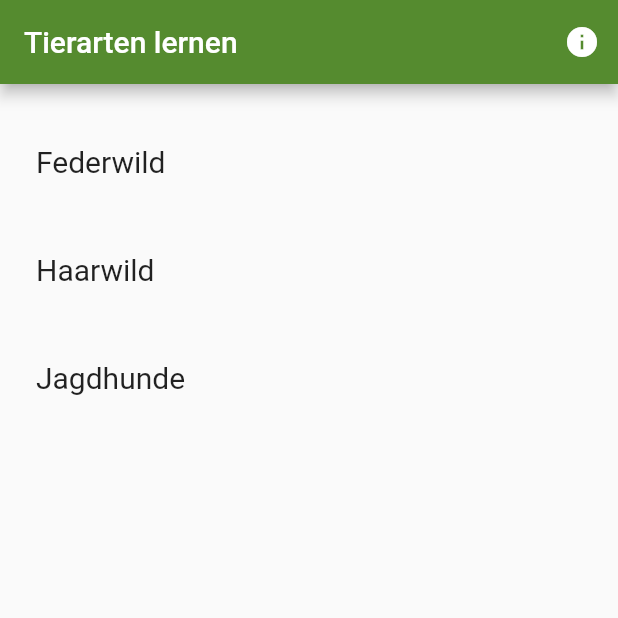
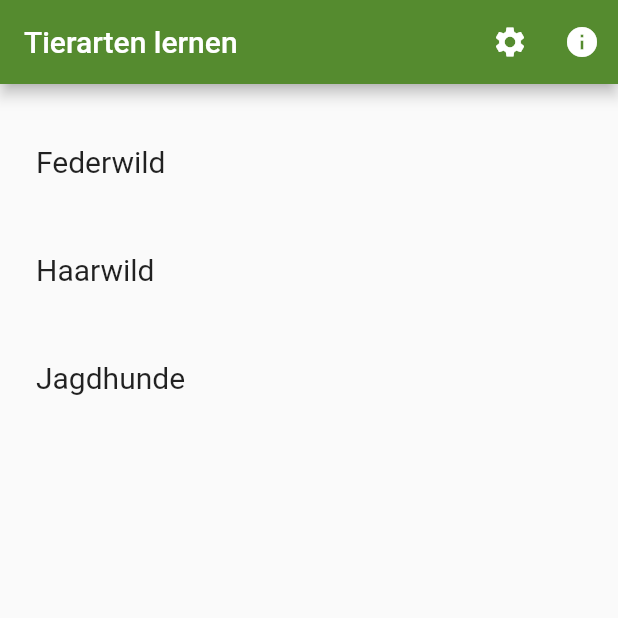
Before and after one commit to Diomedan/jagdschule, a Flutter app: the screen it shows after launch, on a phone screen of 412 x 824 dp, the top half of it. Run offline on Flutter 3.47's test engine with Material 2 defaults, Android fonts, the phone set to English and light mode, and no system bars; our stand-ins replace csv; Roboto replaces fonts that are missing (Georgia).

Commit message:
added settings screen and model

```diff
--- a/lib/main.dart
+++ b/lib/main.dart
@@ -5,6 +5,7 @@ import 'package:testing_app/models/images.dart';
 import 'package:testing_app/screens/images.dart';
 import 'package:testing_app/screens/home.dart';
 import 'package:testing_app/screens/info.dart';
+import 'package:testing_app/screens/settings.dart';
 import 'package:testing_app/layout/theme.dart';
 
 void main() {
@@ -23,6 +24,7 @@ class JagdLernApp extends StatelessWidget {
           HomePage.routeName: (context) => HomePage(),
           ImageScreen.routeName: (context) => ImageScreen(),
           InfoScreen.routeName: (context) => InfoScreen(infoText: InfoText()),
+          SettingsScreen.routeName: (context) => SettingsScreen(),
         },
         initialRoute: HomePage.routeName,
       ),
--- /dev/null
+++ b/lib/models/settings.dart
@@ -0,0 +1,9 @@
+import 'dart:math';
+import 'package:flutter/material.dart';
+// import 'package:cached_network_image/cached_network_image.dart';
+
+class Settings extends ChangeNotifier {
+  final List<List<dynamic>> _speciesSettings = [];
+
+  List<List<dynamic>> get speciesSettings => _speciesSettings;
+}
--- a/lib/screens/home.dart
+++ b/lib/screens/home.dart
@@ -4,16 +4,25 @@ import 'package:csv/csv.dart';
 import 'package:flutter/services.dart';
 
 import 'package:testing_app/models/images.dart';
+import 'package:testing_app/models/settings.dart';
 import 'package:testing_app/screens/images.dart';
 import 'package:testing_app/screens/info.dart';
+import 'package:testing_app/screens/settings.dart';
 
 class HomePage extends StatelessWidget {
   static String routeName = '/';
 
   @override
   Widget build(BuildContext context) {
-    return Scaffold(
+    return ChangeNotifierProvider<Settings>(
+        create: (context) => Settings(),
+        child: Scaffold(
           appBar: AppBar(title: Text('Tierarten lernen'), actions: [
+            IconButton(
+                icon: Icon(Icons.settings),
+                onPressed: () async {
+                  Navigator.pushNamed(context, SettingsScreen.routeName);
+                }),
             IconButton(
                 icon: Icon(Icons.info),
                 onPressed: () async {
@@ -26,7 +35,7 @@ class HomePage extends StatelessWidget {
             padding: const EdgeInsets.symmetric(vertical: 16),
             itemBuilder: (context, index) => ItemTile(index),
           ),
-    );
+        ));
   }
 }
 
--- a/lib/screens/info.dart
+++ b/lib/screens/info.dart
@@ -5,7 +5,7 @@ import 'package:flutter/material.dart';
 import 'package:flutter/services.dart';
 
 class InfoText {
-  Future<String> readCounter() async {
+  Future<String> readInfoText() async {
     // Read the file
     String contents = await rootBundle.loadString("assets/info.txt");
 
@@ -29,7 +29,7 @@ class _InfoScreenState extends State<InfoScreen> {
   @override
   void initState() {
     super.initState();
-    widget.infoText.readCounter().then((String value) {
+    widget.infoText.readInfoText().then((String value) {
       setState(() {
         _infoText = value;
       });
```
Also changed, not shown: lib/screens/settings.dart (added, +16 -0 lines). Lines whose indentation alone changed are shown as unchanged.
